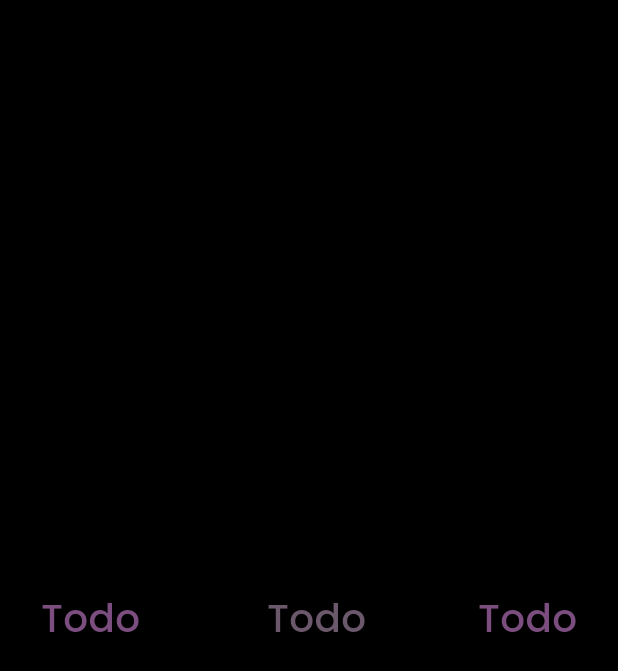
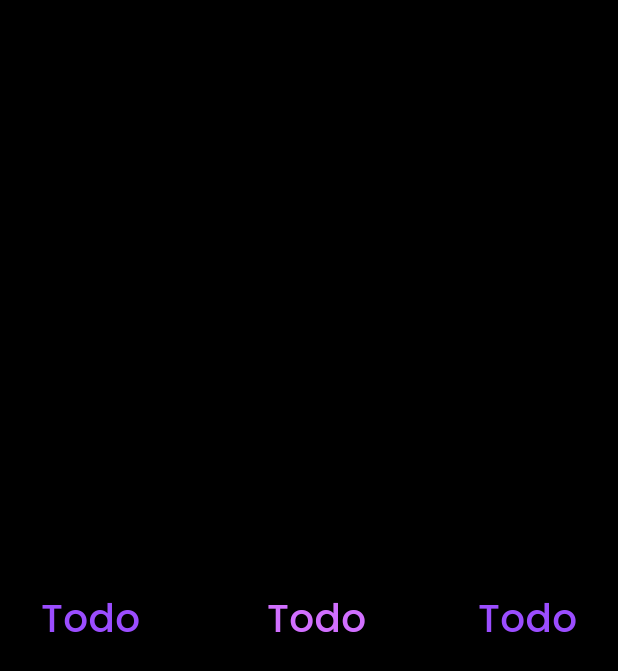
Before and after one commit to HadiHz88/Learning_Flutter-Task_Management_App, a Flutter app: the HomePage screen opened directly, on a phone screen of 412 x 824 dp. Shown: the top 671 px of the screen. Run offline on Flutter 3.47's test engine with Material 3 defaults, Android fonts, the phone set to English and light mode, and no system bars; our stand-ins replace flutter_screenutil, flutter_vector_icons, google_fonts, hooks_riverpod, smooth_page_indicator.

```diff
--- a/lib/common/utils/constants.dart
+++ b/lib/common/utils/constants.dart
@@ -4,10 +4,40 @@ import 'package:flutter_screenutil/flutter_screenutil.dart';
 class AppConst {
   AppConst._();
 
-  static ColorScheme colorScheme = ColorScheme.fromSeed(seedColor: Colors.purpleAccent);
+  // Define a more striking color scheme
+  static ColorScheme colorScheme = ColorScheme(
+    brightness: Brightness.dark,
+    primary: Color(0xFF9B4DFF),
+    // Neon Purple
+    onPrimary: Colors.white,
+    // Text on primary color
+    secondary: Color(0xFFD16FFF),
+    // Light Purple
+    onSecondary: Colors.black,
+    // Text on secondary color
+    surface: Color(0xFF121212),
+    // Black background
+    onSurface: Colors.white,
+    // Text on surface color
+    background: Color(0xFF121212),
+    // Black background
+    onBackground: Colors.white,
+    // Text on background color
+    error: Color(0xFFFF2D95),
+    // Vibrant Pink (Error)
+    onError: Colors.black,
+    // Text on error
+    outline: Color(0xFF9B4DFF),
+    // Neon Purple for outlines
+    shadow: Color(0xFF000000), // Shadow color for depth
+  );
 
-  static const Color red = Color(0xFFE57373);
+  // Define additional accent colors
+  static const Color red = Color(0xFFE57373); // Soft red for errors or alerts
+  static const Color neonPink = Color(0xFFFF2D95); // Vibrant pink for emphasis
 
-  static double width = 375.w;
-  static double height = 815.h;
+  // Define dimensions using screen utilities
+  static double width = 375.w; // Screen width adjusted with flutter_screenutil
+  static double height =
+      815.h; // Screen height adjusted with flutter_screenutil
 }
--- a/lib/features/todo/pages/homepage.dart
+++ b/lib/features/todo/pages/homepage.dart
@@ -3,8 +3,7 @@ import 'package:task_management_app/common/utils/constants.dart';
 import 'package:task_management_app/common/widgets/reusable_text.dart';
 import 'package:task_management_app/common/widgets/width_spacer.dart';
 
-import '../../../common/widgets/appStyle.dart';
-import '../../../common/widgets/height_spacer.dart';
+import '../../../common/widgets/app_style.dart';
 
 class HomePage extends StatefulWidget {
   const HomePage({super.key});
--- a/lib/main.dart
+++ b/lib/main.dart
@@ -4,7 +4,6 @@ import 'package:hooks_riverpod/hooks_riverpod.dart';
 import 'package:task_management_app/common/utils/constants.dart';
 import 'package:task_management_app/features/onboarding/pages/onboarding.dart';
 
-import 'features/todo/pages/homepage.dart';
 
 void main() {
   runApp(const ProviderScope(child: MyApp()));
--- a/pubspec.yaml
+++ b/pubspec.yaml
@@ -66,6 +66,10 @@ flutter:
   # assets:
   #   - images/a_dot_burr.jpeg
   #   - images/a_dot_ham.jpeg
+  assets:
+    - assets/images/
+#    - assets/icons/
+#    - assets/fonts/
 
   # An image asset can refer to one or more resolution-specific "variants", see
   # https://flutter.dev/to/resolution-aware-images
```
Also changed, not shown: lib/common/widgets/custom_outline_button.dart (added, +43 -0 lines), lib/features/onboarding/pages/onboarding.dart (+4 -3 lines), lib/features/onboarding/widgets/page_one.dart (+43 -1 lines), lib/features/onboarding/widgets/page_two.dart (+42 -1 lines), assets/images/todo_pic_1.png (added), assets/images/todo_pic_2.png (added), lib/common/widgets/app_style.dart (renamed from lib/common/widgets/appStyle.dart), 1 other file.
